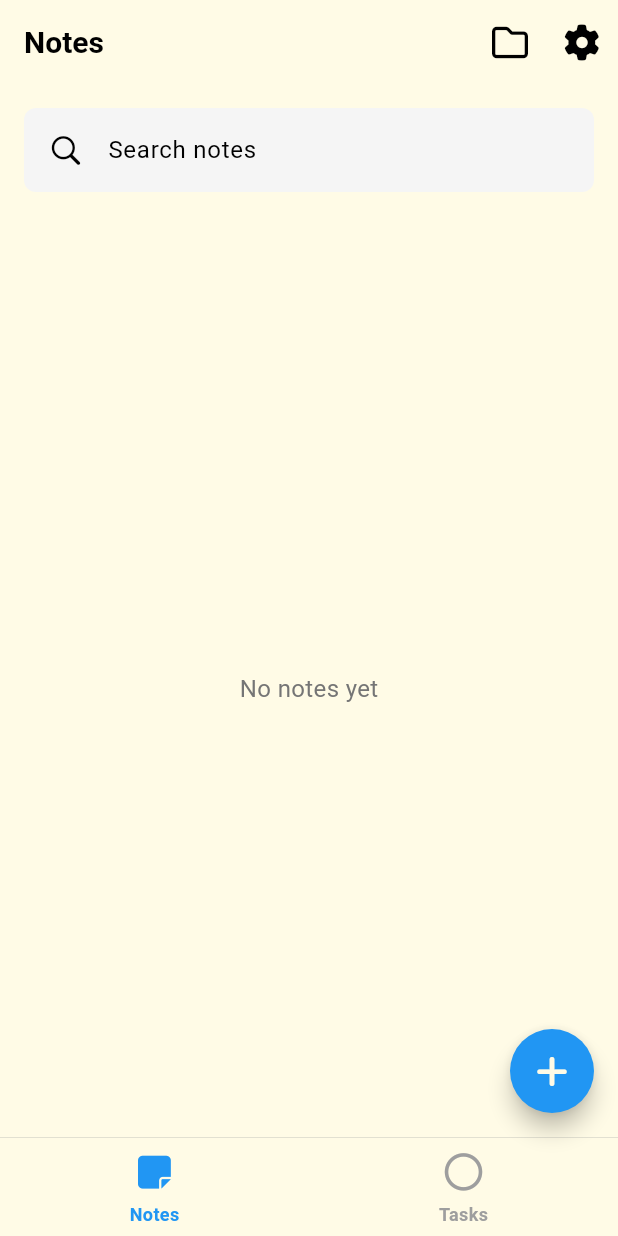
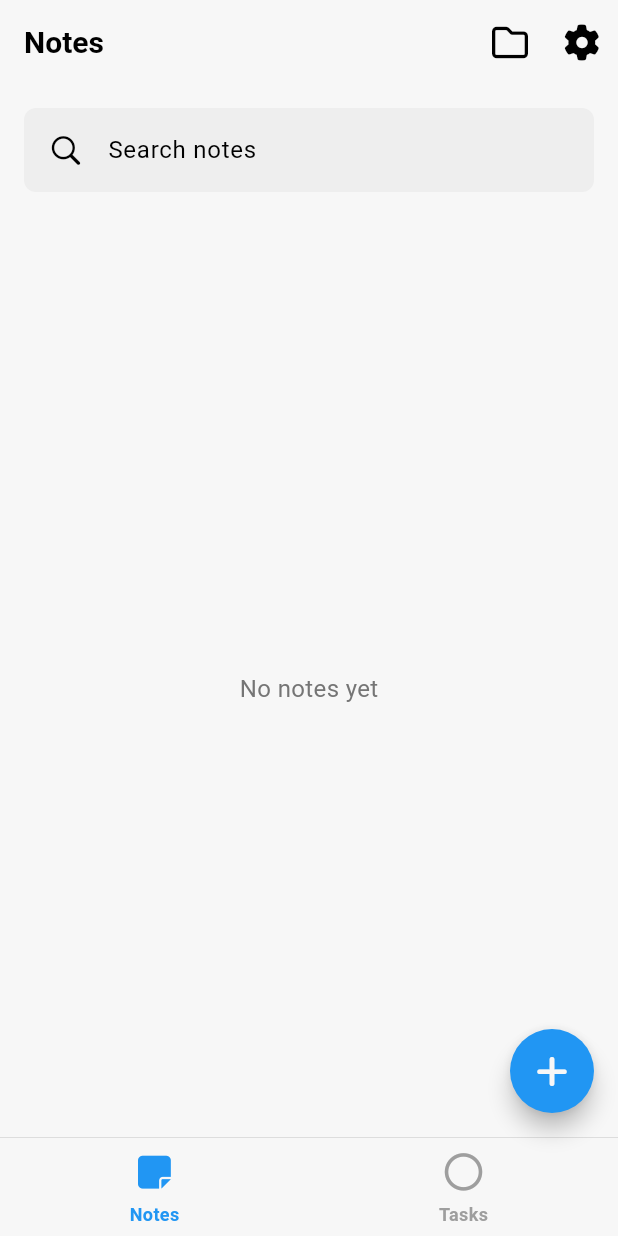
Before and after one commit to qinscode/Zephyr, a Flutter app: the screen it shows after launch, on a phone screen of 412 x 824 dp. Run offline on Flutter 3.47's test engine with Material 3 defaults, Android fonts, the phone set to English and light mode, and no system bars; our stand-ins replace flutter_secure_storage, font_awesome_flutter, sembast; missing offline and left inert: encrypt; statements that could not run were skipped.

Commit message:
feat(theme): update color scheme and card styling
- Update background and surface colors to a lighter grey
- Add search bar color to theme and implement in NotesView
- Modify card theme to remove elevation, margin, and border
- Keep rounded corners on cards

```diff
--- a/lib/theme/app_theme.dart
+++ b/lib/theme/app_theme.dart
@@ -2,8 +2,9 @@ import 'package:flutter/material.dart';
 
 class AppTheme {
   // 定义主题颜色
-  static const Color backgroundColor = Color(0xFFFFFBE6);  // 浅黄色背景
-  static const Color surfaceColor = Color(0xFFFFFBE6);    // 修改为与背景相同的颜色
+  static const Color backgroundColor = Color(0xFFF7F7F7);  // 浅灰色背景
+  static const Color surfaceColor = Color(0xFFF7F7F7);    // 与背景相同的颜色
+  static const Color searchBarColor = Color(0xFFEEEEEE);  // 添加搜索框背景色，更深的灰色
   static const Color primaryColor = Colors.blue;
   static const Color textColor = Colors.black;
   static const Color secondaryTextColor = Colors.grey;
@@ -19,16 +20,16 @@ class AppTheme {
 
       // 颜色方案
       colorScheme: const ColorScheme.light(
-        background: backgroundColor,
-        surface: surfaceColor,
+        surface: surfaceColor,  // 使用 surface 替代 background
         onSurface: textColor,
         primary: primaryColor,
         onPrimary: surfaceColor,
+        surfaceVariant: searchBarColor,
       ),
 
       // AppBar 主题
       appBarTheme: const AppBarTheme(
-        backgroundColor: surfaceColor,  // 使用统一的背景色
+        backgroundColor: surfaceColor,
         elevation: 0,
         iconTheme: IconThemeData(color: textColor),
         titleTextStyle: TextStyle(
@@ -40,37 +41,42 @@ class AppTheme {
 
       // 底部导航栏主题
       bottomNavigationBarTheme: const BottomNavigationBarThemeData(
-        backgroundColor: surfaceColor,  // 使用统一的背景色
+        backgroundColor: surfaceColor,
         elevation: 0,
       ),
 
       // 弹窗主题
       dialogTheme: const DialogTheme(
-        backgroundColor: Colors.white,  // 弹窗保持白色背景
+        backgroundColor: Colors.white,
       ),
 
       // 卡片主题
       cardTheme: const CardTheme(
-        color: Colors.white,  // 卡片保持白色背景
-        elevation: 1,
+        color: Colors.white,
+        elevation: 0,
+        margin: EdgeInsets.zero,
+        shape: RoundedRectangleBorder(
+          borderRadius: BorderRadius.all(Radius.circular(8)),
+          side: BorderSide.none,
+        ),
       ),
 
       // 弹出菜单主题
       popupMenuTheme: const PopupMenuThemeData(
-        color: Colors.white,  // 弹出菜单保持白色背景
+        color: Colors.white,
       ),
 
       // 底部Sheet主题
       bottomSheetTheme: const BottomSheetThemeData(
-        backgroundColor: Colors.white,  // 底部Sheet保持白色背景
+        backgroundColor: Colors.white,
       ),
 
       // 导航栏主题
       navigationBarTheme: NavigationBarThemeData(
-        backgroundColor: surfaceColor,  // 使用统一的背景色
+        backgroundColor: surfaceColor,
         elevation: 0,
-        labelTextStyle: MaterialStateProperty.resolveWith((states) {
-          if (states.contains(MaterialState.selected)) {
+        labelTextStyle: WidgetStateProperty.resolveWith((states) {  // 使用 WidgetStateProperty
+          if (states.contains(WidgetState.selected)) {  // 使用 WidgetState
             return const TextStyle(
               color: primaryColor,
               fontSize: 12,
@@ -85,8 +91,8 @@ class AppTheme {
         }),
         labelBehavior: NavigationDestinationLabelBehavior.alwaysShow,
         height: 65,
-        iconTheme: MaterialStateProperty.resolveWith((states) {
-          if (states.contains(MaterialState.selected)) {
+        iconTheme: WidgetStateProperty.resolveWith((states) {  // 使用 WidgetStateProperty
+          if (states.contains(WidgetState.selected)) {  // 使用 WidgetState
             return const IconThemeData(
               size: 25,
               color: primaryColor,
@@ -98,6 +104,15 @@ class AppTheme {
           );
         }),
       ),
+
+      // 搜索栏主题
+      searchBarTheme: SearchBarThemeData(
+        backgroundColor: WidgetStateProperty.all(searchBarColor),  // 使用 WidgetStateProperty
+        elevation: WidgetStateProperty.all(0),
+        shadowColor: WidgetStateProperty.all(Colors.transparent),
+        surfaceTintColor: WidgetStateProperty.all(Colors.transparent),
+        overlayColor: WidgetStateProperty.all(Colors.transparent),
+      ),
     );
   }
 }
--- a/lib/widgets/notes_view.dart
+++ b/lib/widgets/notes_view.dart
@@ -2,7 +2,6 @@
 import 'package:flutter/cupertino.dart';
 import 'package:flutter/material.dart';
 import 'package:provider/provider.dart';
-import 'dart:math' as math;
 import '../models/note.dart';
 import '../models/notes_model.dart';
 import '../models/folder_model.dart';
@@ -33,12 +32,12 @@ class NotesView extends StatelessWidget {
                   child: SearchBar(
                     hintText: 'Search notes',
                     leading: const Icon(CupertinoIcons.search),
-                    backgroundColor: WidgetStateProperty.all(Colors.grey[100]),
-                    elevation: WidgetStateProperty.all(0),
-                    padding: WidgetStateProperty.all(
+                    backgroundColor: MaterialStateProperty.all(Theme.of(context).colorScheme.surfaceVariant), // 使用主题中定义的搜索框颜色
+                    elevation: MaterialStateProperty.all(0),
+                    padding: MaterialStateProperty.all(
                       const EdgeInsets.symmetric(horizontal: 16.0),
                     ),
-                    shape: WidgetStateProperty.all(
+                    shape: MaterialStateProperty.all(
                       RoundedRectangleBorder(
                         borderRadius: BorderRadius.circular(8),
                         side: BorderSide.none,
```
